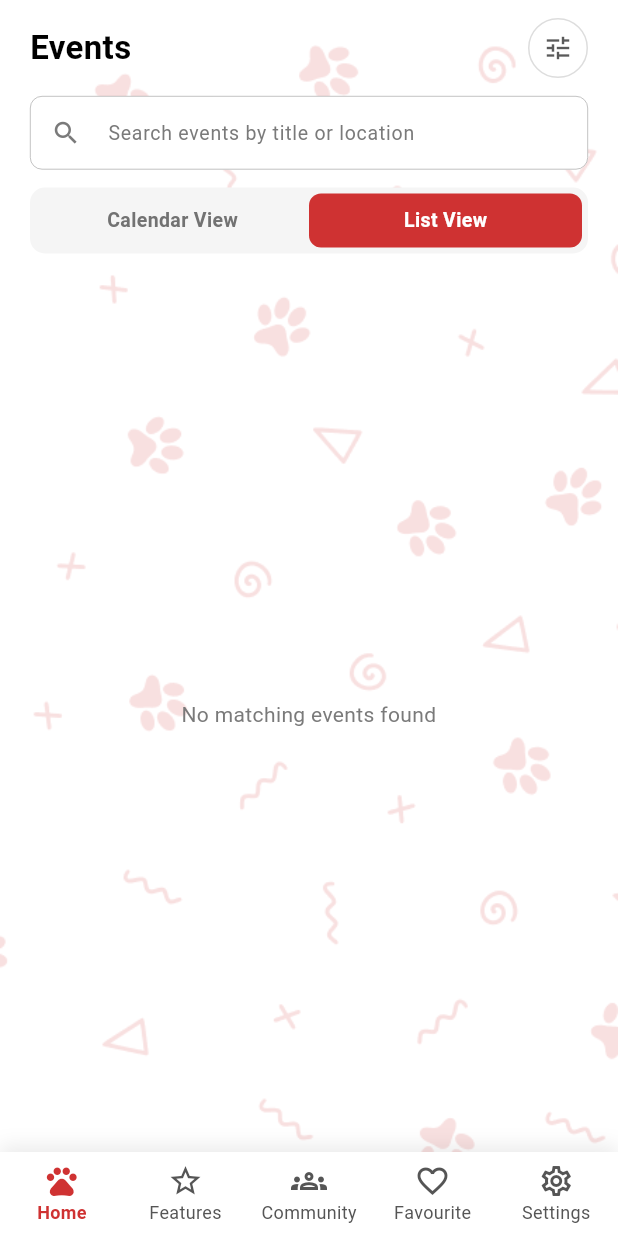
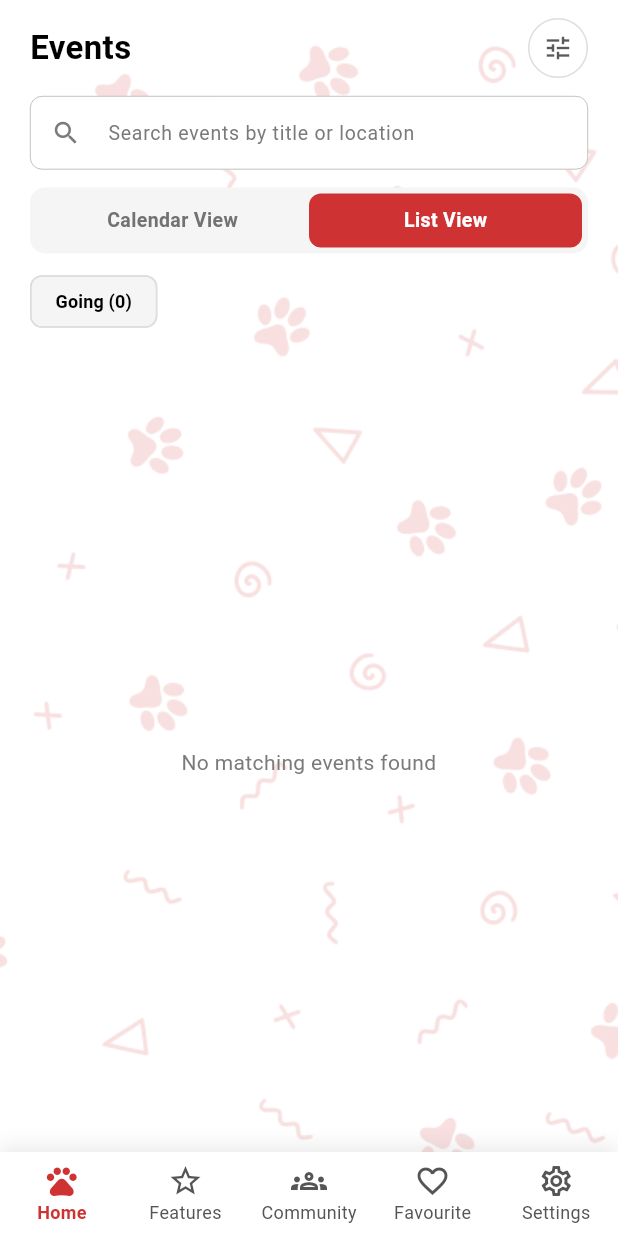
Before and after one commit to Muhammad-Junaid23/Event_Management_App, a Flutter app: the HomeScreen screen opened by its route, after a tap on "List View", on a phone screen of 412 x 824 dp. Run offline on Flutter 3.47's test engine with Material 3 defaults, Android fonts, the phone set to English and light mode, and no system bars; our stand-ins replace cloud_firestore, firebase_auth, firebase_core, firebase_messaging, firebase_storage, flutter_riverpod and 5 more; accounts and stored records are empty.

Commit message:
phase 8d - Going chip on home, unread notification badge

```diff
--- a/lib/core/widgets/main_wrapper.dart
+++ b/lib/core/widgets/main_wrapper.dart
@@ -1,9 +1,11 @@
 import 'package:event_management_system/core/widgets/app_lifecycle_reloader.dart';
+import 'package:event_management_system/features/settings/providers/notification_provider.dart';
 import 'package:flutter/material.dart';
+import 'package:flutter_riverpod/flutter_riverpod.dart';
 import 'package:go_router/go_router.dart';
 import 'package:event_management_system/app/constants/app_colors.dart';
 
-class MainWrapper extends StatelessWidget {
+class MainWrapper extends ConsumerWidget {
   final StatefulNavigationShell navigationShell;
 
   const MainWrapper({super.key, required this.navigationShell});
@@ -16,7 +18,7 @@ class MainWrapper extends StatelessWidget {
   }
 
   @override
-  Widget build(BuildContext context) {
+  Widget build(BuildContext context, WidgetRef ref) {
     final theme = Theme.of(context);
     final isDark = theme.brightness == Brightness.dark;
 
@@ -58,30 +60,36 @@ class MainWrapper extends StatelessWidget {
                 ? AppColors.darkSurface
                 : AppColors.background,
             elevation: 0,
-            items: const [
-              BottomNavigationBarItem(
+            items: [
+              const BottomNavigationBarItem(
                 icon: Icon(Icons.pets_outlined),
                 activeIcon: Icon(Icons.pets),
                 label: 'Home',
               ),
-              BottomNavigationBarItem(
+              const BottomNavigationBarItem(
                 icon: Icon(Icons.star_outline),
                 activeIcon: Icon(Icons.star),
                 label: 'Features',
               ),
-              BottomNavigationBarItem(
+              const BottomNavigationBarItem(
                 icon: Icon(Icons.groups_outlined),
                 activeIcon: Icon(Icons.groups),
                 label: 'Community',
               ),
-              BottomNavigationBarItem(
+              const BottomNavigationBarItem(
                 icon: Icon(Icons.favorite_border),
                 activeIcon: Icon(Icons.favorite),
                 label: 'Favourite',
               ),
               BottomNavigationBarItem(
-                icon: Icon(Icons.settings_outlined),
-                activeIcon: Icon(Icons.settings),
+                icon: _BadgedIcon(
+                  count: ref.watch(unreadNotificationCountProvider),
+                  icon: Icons.settings_outlined,
+                ),
+                activeIcon: _BadgedIcon(
+                  count: ref.watch(unreadNotificationCountProvider),
+                  icon: Icons.settings,
+                ),
                 label: 'Settings',
               ),
             ],
@@ -91,3 +99,43 @@ class MainWrapper extends StatelessWidget {
     );
   }
 }
+
+class _BadgedIcon extends StatelessWidget {
+  final IconData icon;
+  final int count;
+
+  const _BadgedIcon({required this.icon, required this.count});
+
+  @override
+  Widget build(BuildContext context) {
+    if (count == 0) return Icon(icon);
+    return Stack(
+      clipBehavior: Clip.none,
+      children: [
+        Icon(icon),
+        Positioned(
+          right: -6,
+          top: -4,
+          child: Container(
+            padding: const EdgeInsets.symmetric(horizontal: 4, vertical: 1),
+            decoration: BoxDecoration(
+              color: AppColors.primary,
+              borderRadius: BorderRadius.circular(8),
+            ),
+            constraints: const BoxConstraints(minWidth: 14, minHeight: 14),
+            child: Text(
+              count > 9 ? '9+' : '$count',
+              textAlign: TextAlign.center,
+              style: const TextStyle(
+                color: Colors.white,
+                fontSize: 9,
+                fontWeight: FontWeight.bold,
+                height: 1.2,
+              ),
+            ),
+          ),
+        ),
+      ],
+    );
+  }
+}
--- a/lib/features/home/presentation/home_screen.dart
+++ b/lib/features/home/presentation/home_screen.dart
@@ -2,6 +2,7 @@ import 'package:event_management_system/core/repositories/auth_repository.dart';
 import 'package:event_management_system/core/utils/error_messages.dart';
 import 'package:event_management_system/core/widgets/event_search_field.dart';
 import 'package:event_management_system/features/auth/providers/auth_provider.dart';
+import 'package:event_management_system/features/home/models/event_model.dart';
 import 'package:flutter/material.dart';
 import 'package:flutter_riverpod/flutter_riverpod.dart';
 import 'package:event_management_system/app/constants/app_colors.dart';
@@ -120,13 +121,99 @@ class _HomeScreenState extends ConsumerState<HomeScreen> {
                   ),
                 ),
               ),
+
+              // RSVP filter chip
+              Padding(
+                padding: const EdgeInsets.symmetric(
+                  horizontal: 20.0,
+                  vertical: 8.0,
+                ),
+                child: Consumer(
+                  builder: (context, ref, _) {
+                    final showOnlyRsvps = ref.watch(showRsvpsOnlyProvider);
+                    return Align(
+                      alignment: Alignment.centerLeft,
+                      child: FilterChip(
+                        label: Text(
+                          'Going (${ref.watch(myRsvpsProvider).value?.length ?? 0})',
+                          style: TextStyle(
+                            fontSize: 12,
+                            fontWeight: FontWeight.w600,
+                            color: showOnlyRsvps
+                                ? Colors.white
+                                : AppColors.textMain,
+                          ),
+                        ),
+                        selected: showOnlyRsvps,
+                        onSelected: (_) =>
+                            ref.read(showRsvpsOnlyProvider.notifier).toggle(),
+                        backgroundColor: isDark
+                            ? AppColors.darkSurface
+                            : AppColors.tileBackground,
+                        selectedColor: AppColors.primary,
+                        showCheckmark: false,
+                        side: BorderSide(
+                          color: showOnlyRsvps
+                              ? AppColors.primary
+                              : (isDark
+                                    ? AppColors.darkBorderInput
+                                    : AppColors.borderFilterIcon),
+                        ),
+                      ),
+                    );
+                  },
+                ),
+              ),
+
               const SizedBox(height: 16),
 
              Expanded(
                 child: _selectedView == 0
                     ? const CalendarViewWidget()
-                    : ref
-                          .watch(filteredEventsProvider(EventFilterScope.home))
+                    : Consumer(
+                        builder: (context, ref, _) {
+                          final showOnlyRsvps = ref.watch(
+                            showRsvpsOnlyProvider,
+                          );
+
+                          // When the "Going" chip is on, bypass filters entirely and use
+                          // the RSVP list directly.
+                          if (showOnlyRsvps) {
+                            final rsvps =
+                                ref.watch(myRsvpsProvider).value ??
+                                const <EventModel>[];
+                            if (rsvps.isEmpty) {
+                              return const Center(
+                                child: Padding(
+                                  padding: EdgeInsets.all(24),
+                                  child: Text(
+                                    "You haven't RSVP'd to any events yet.",
+                                    textAlign: TextAlign.center,
+                                    style: TextStyle(
+                                      color: AppColors.textCardSubtitle,
+                                    ),
+                                  ),
+                                ),
+                              );
+                            }
+                            return ListView.separated(
+                              padding: const EdgeInsets.symmetric(
+                                horizontal: 20,
+                                vertical: 8,
+                              ),
+                              itemCount: rsvps.length,
+                              separatorBuilder: (context, index) =>
+                                  const SizedBox(height: 12),
+                              itemBuilder: (context, index) =>
+                                  EventCard(event: rsvps[index]),
+                            );
+                          }
+
+                          // Otherwise, the normal filtered list.
+                          return ref
+                              .watch(
+                                filteredEventsProvider(EventFilterScope.home),
+                              )
                               .when(
                                 loading: () => const Center(
                                   child: CircularProgressIndicator(),
@@ -161,7 +248,9 @@ class _HomeScreenState extends ConsumerState<HomeScreen> {
                                 ),
                                 data: (events) {
                                   if (events.isEmpty) {
-                                final query = ref.watch(searchQueryProvider);
+                                    final query = ref.watch(
+                                      searchQueryProvider,
+                                    );
                                     return Center(
                                       child: Padding(
                                         padding: const EdgeInsets.all(24),
@@ -187,6 +276,8 @@ class _HomeScreenState extends ConsumerState<HomeScreen> {
                                         const SizedBox(height: 12),
                                     itemBuilder: (context, index) =>
                                         EventCard(event: events[index]),
+                                  );
+                                },
                               );
                         },
                       ),
--- a/lib/features/home/providers/event_provider.dart
+++ b/lib/features/home/providers/event_provider.dart
@@ -68,6 +68,26 @@ final searchQueryProvider = StateNotifierProvider<SearchQueryNotifier, String>((
   ref,
 ) {
   return SearchQueryNotifier();
+});
+
+// -----------------------------------------------------------------------------
+// "Show only my RSVPs" toggle
+// -----------------------------------------------------------------------------
+class ShowRsvpsOnlyNotifier extends StateNotifier<bool> {
+  ShowRsvpsOnlyNotifier() : super(false);
+  void toggle() => state = !state;
+  void set(bool value) => state = value;
+}
+
+final showRsvpsOnlyProvider =
+    StateNotifierProvider<ShowRsvpsOnlyNotifier, bool>((ref) {
+      return ShowRsvpsOnlyNotifier();
+    });
+
+final myRsvpsProvider = Provider<AsyncValue<List<EventModel>>>((ref) {
+  return ref
+      .watch(eventsWithFavoriteProvider)
+      .whenData((events) => events.where((e) => e.isRsvped).toList());
 });
 
 // -----------------------------------------------------------------------------
--- a/lib/features/settings/providers/notification_provider.dart
+++ b/lib/features/settings/providers/notification_provider.dart
@@ -75,3 +75,10 @@ final notificationProvider =
       NotificationNotifier,
       List<NotificationModel>
     >(NotificationNotifier.new);
+
+/// Number of unread notifications for the current user.
+final unreadNotificationCountProvider = Provider<int>((ref) {
+  final async = ref.watch(notificationProvider);
+  final list = async.value ?? const [];
+  return list.where((n) => n.isUnread).length;
+});
```
Lines whose indentation alone changed are shown as unchanged.
